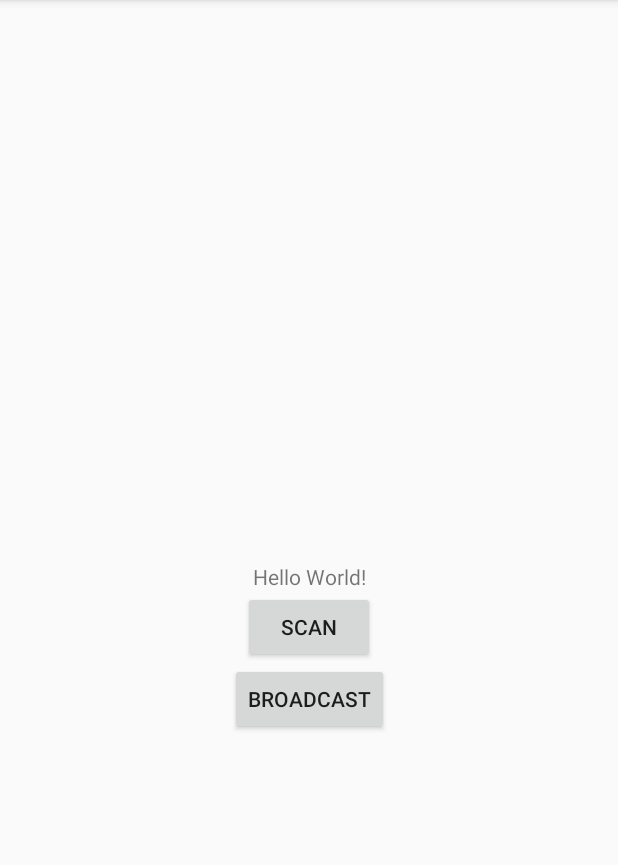
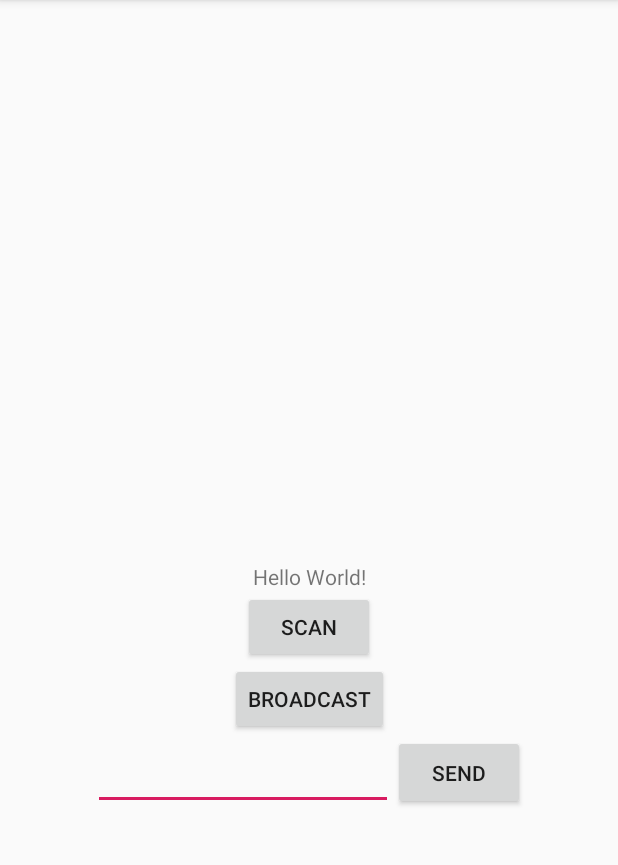
Before and after one commit to EmilyGoose/chatnodes, an Android app: the screen it shows after launch (MainActivity), on a phone screen of 412 x 824 dp, the part 84-949 px from its top. Run offline under Robolectric (Android 15) with nearby library versions, the phone set to English and light mode, and no system bars.

Commit message:
THIS WILL NOT WORK

```diff
--- a/app/src/main/res/layout/activity_main.xml
+++ b/app/src/main/res/layout/activity_main.xml
@@ -36,6 +36,37 @@
         app:layout_constraintRight_toRightOf="parent"
         />
 
+    <LinearLayout
+        android:layout_width="match_parent"
+        android:layout_height="wrap_content"
+        android:gravity="center"
+        app:layout_constraintTop_toBottomOf="@id/broadcast_button"
+        app:layout_constraintLeft_toLeftOf="parent"
+        app:layout_constraintRight_toRightOf="parent"
+        >
+        <EditText
+            android:layout_width="200dp"
+            android:layout_height="50dp"
+            android:autofillHints="Send a message"
+            android:inputType="text"
+            android:id="@+id/messageSendyBoi"
+            app:layout_constraintTop_toTopOf="parent"
+            app:layout_constraintBottom_toBottomOf="parent"
+            app:layout_constraintRight_toLeftOf="@id/sendyButton"
+            app:layout_constraintLeft_toLeftOf="parent"
+            />
+        <Button
+            android:layout_width="wrap_content"
+            android:layout_height="50dp"
+            android:text="@string/send"
+            android:id="@+id/sendyButton"
+            app:layout_constraintTop_toTopOf="parent"
+            app:layout_constraintBottom_toBottomOf="parent"
+            app:layout_constraintLeft_toRightOf="@id/messageSendyBoi"
+            app:layout_constraintRight_toRightOf="parent"
+            />
+
+    </LinearLayout>
 
 
 </android.support.constraint.ConstraintLayout>
--- a/app/src/main/res/values/strings.xml
+++ b/app/src/main/res/values/strings.xml
@@ -13,4 +13,5 @@
     <string name="gatt_disconnect">Gatt Disconnected</string>
     <string name="device_connected">New Device Connected</string>
     <string name="device_disconnect">Device Disconnected</string>
+    <string name="send">Send</string>
 </resources>
```
Also changed, not shown: app/src/main/java/com/mishalarionov/chatnodes/MainActivity.java (+94 -9 lines).
